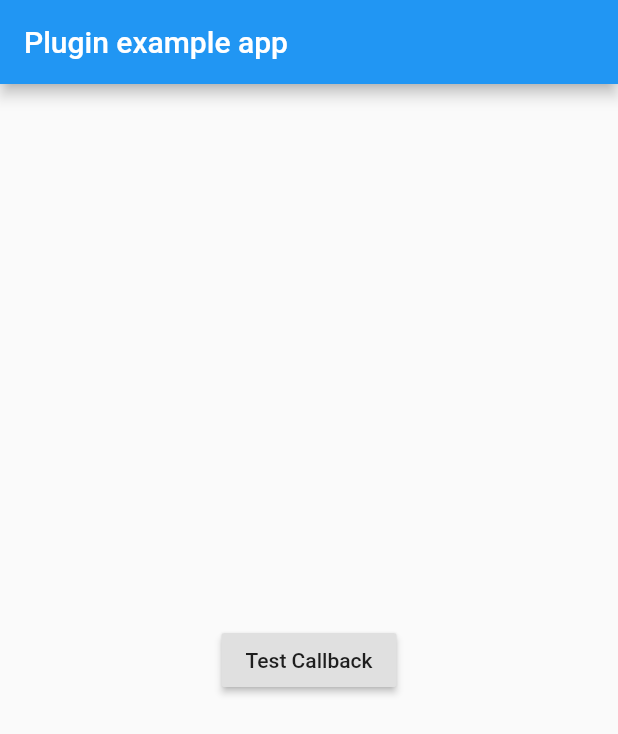
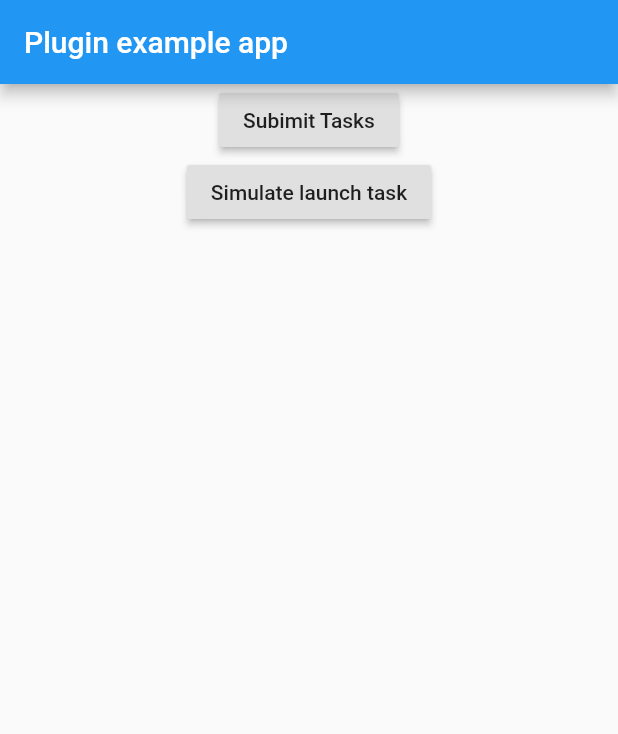
Before and after one commit to xinthink/flt_worker, a Flutter app: the screen it shows after launch, on a phone screen of 412 x 824 dp. Shown: the top 734 px of the screen. Run offline on Flutter 3.47's test engine with Material 2 defaults, Android fonts, the phone set to English and light mode, and no system bars.

Commit message:
try simulating launch BGTasks
It turns out that it works only on a simulator

```diff
--- a/example/lib/main.dart
+++ b/example/lib/main.dart
@@ -1,8 +1,8 @@
 import 'package:flutter/material.dart';
 
-import 'package:flt_worker/flt_worker_ios.dart';
-// import 'package:flt_worker/flt_worker_android.dart';
-// import 'package:flt_worker/flt_worker.dart';
+//import 'package:flt_worker/flt_worker.dart';
+//import 'package:flt_worker/android.dart';
+import 'package:flt_worker/ios.dart';
 
 void main() {
   runApp(MyApp());
@@ -17,13 +17,27 @@ class MyApp extends StatelessWidget {
         appBar: AppBar(
           title: const Text('Plugin example app'),
         ),
-        body: Center(
-          child: RaisedButton(
-            child: const Text('Test Callback'),
-            onPressed: () async {
-              // testWorker();
-              testBGTasks();
-            },
+        body: SingleChildScrollView(
+          child: Center(
+            child: Column(
+              mainAxisSize: MainAxisSize.min,
+              children: <Widget>[
+                RaisedButton(
+                  child: const Text('Subimit Tasks'),
+                  onPressed: () async {
+                    // testWorker();
+                    testBGTasks();
+                  },
+                ),
+                RaisedButton(
+                  child: const Text('Simulate launch task'),
+                  onPressed: () {
+                    simulateLaunchTask("com.example.task1");
+//                    simulateLaunchTask("dev.example.task2");
+                  },
+                ),
+              ],
+            ),
           ),
         ),
       ),
--- a/lib/src/background_tasks/background_tasks.dart
+++ b/lib/src/background_tasks/background_tasks.dart
@@ -17,3 +17,7 @@ Future<void> cancelTaskRequest(String identifier)
 /// Cancels all scheduled task requests.
 Future<void> cancelAllTaskRequests()
   => apiChannel.invokeMethod('$METHOD_PREFIX#cancelAllTaskRequests');
+
+/// Simulate launch BGTask with the given [identifier], **debugging only**
+Future<void> simulateLaunchTask(String identifier)
+  => apiChannel.invokeMethod('$METHOD_PREFIX#simulateLaunchTask', identifier);
```
Also changed, not shown: 1 other file.
